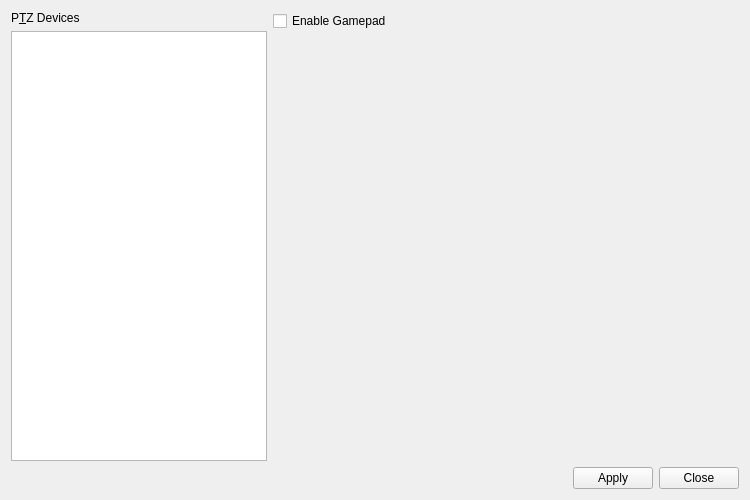
The window that settings.ui (glikely/obs-ptz) describes before a commit, drawn with Qt 5.
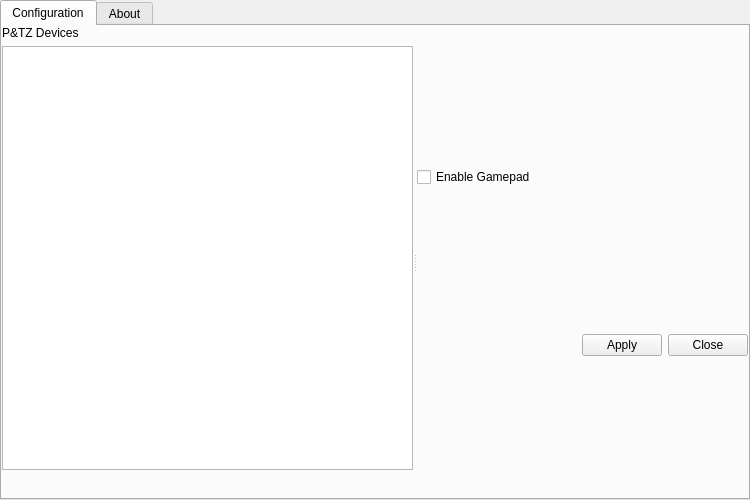
The same window after the commit.

Commit message:
ui: Put about info into separate tab
Moves the about info out of the main settings view and into the 'about'
tab. This gives a bit more space in the about dialog for actual settings
information.

Fixes: #21

What changed in the file:
```diff
--- a/settings.ui
+++ b/settings.ui
@@ -14,9 +14,46 @@
    <string>PTZ Device Settings</string>
   </property>
   <layout class="QVBoxLayout" name="verticalLayout">
+   <property name="leftMargin">
+    <number>0</number>
+   </property>
+   <property name="topMargin">
+    <number>0</number>
+   </property>
+   <property name="rightMargin">
+    <number>0</number>
+   </property>
+   <property name="bottomMargin">
+    <number>0</number>
+   </property>
    <item>
-    <layout class="QHBoxLayout" name="horizontalLayout_5" stretch="0,1">
+    <widget class="QTabWidget" name="tabWidget">
+     <property name="currentIndex">
+      <number>0</number>
+     </property>
+     <widget class="QWidget" name="ptzConfigTab">
+      <attribute name="title">
+       <string>Configuration</string>
+      </attribute>
+      <layout class="QHBoxLayout" name="horizontalLayout_3">
+       <property name="leftMargin">
+        <number>0</number>
+       </property>
+       <property name="topMargin">
+        <number>0</number>
+       </property>
+       <property name="rightMargin">
+        <number>0</number>
+       </property>
+       <property name="bottomMargin">
+        <number>0</number>
+       </property>
      <item>
+        <widget class="QSplitter" name="splitter">
+         <property name="orientation">
+          <enum>Qt::Horizontal</enum>
+         </property>
+         <widget class="QWidget" name="" native="true">
       <layout class="QVBoxLayout" name="verticalLayout_3">
        <property name="sizeConstraint">
         <enum>QLayout::SetMinimumSize</enum>
@@ -26,9 +63,6 @@
          <property name="text">
           <string>P&amp;TZ Devices</string>
          </property>
-         <property name="buddy">
-          <cstring>deviceList</cstring>
-         </property>
         </widget>
        </item>
        <item>
@@ -106,9 +140,9 @@
         </layout>
        </item>
       </layout>
-     </item>
-     <item>
-      <layout class="QVBoxLayout" name="propertiesLayout" stretch="0,0,0">
+         </widget>
+         <widget class="QWidget" name="" native="true">
+          <layout class="QVBoxLayout" name="propertiesLayout" stretch="0,0">
        <property name="sizeConstraint">
         <enum>QLayout::SetDefaultConstraint</enum>
        </property>
@@ -119,16 +153,6 @@
          </property>
         </widget>
        </item>
-       <item>
-        <widget class="QLabel" name="versionLabel">
-         <property name="sizePolicy">
-          <sizepolicy hsizetype="Preferred" vsizetype="Minimum">
-           <horstretch>0</horstretch>
-           <verstretch>0</verstretch>
-          </sizepolicy>
-         </property>
-        </widget>
-       </item>
        <item>
         <layout class="QHBoxLayout" name="horizontalLayout">
          <item>
@@ -161,8 +185,29 @@
         </layout>
        </item>
       </layout>
-     </item>
-    </layout>
+         </widget>
+        </widget>
+       </item>
+      </layout>
+     </widget>
+     <widget class="QWidget" name="aboutTab">
+      <attribute name="title">
+       <string>About</string>
+      </attribute>
+      <layout class="QVBoxLayout" name="verticalLayout_2">
+       <item>
+        <widget class="QLabel" name="versionLabel">
+         <property name="sizePolicy">
+          <sizepolicy hsizetype="Preferred" vsizetype="Minimum">
+           <horstretch>0</horstretch>
+           <verstretch>0</verstretch>
+          </sizepolicy>
+         </property>
+        </widget>
+       </item>
+      </layout>
+     </widget>
+    </widget>
    </item>
   </layout>
  </widget>
```
Lines whose indentation alone changed are shown as unchanged.
